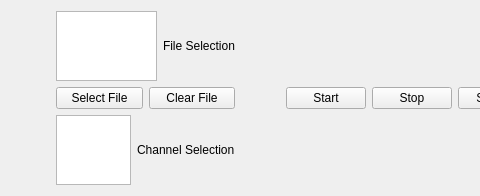
First picture: the form in src/gui/controller_ui.ui, repository rrfremen/frem-ecg-detector, before the edit; both pictures show x 0 to 480 and y 0 to 196 of the 800 by 196 pixel window.
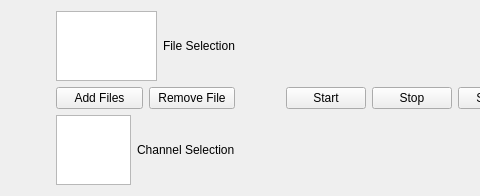
Second picture: the form after the edit.

```diff
--- a/src/gui/controller_ui.ui
+++ b/src/gui/controller_ui.ui
@@ -69,14 +69,14 @@
          <item>
           <widget class="QPushButton" name="pushButton_selectFile">
            <property name="text">
-            <string>Select File</string>
+            <string>Add Files</string>
            </property>
           </widget>
          </item>
          <item>
           <widget class="QPushButton" name="pushButton_clearSelection">
            <property name="text">
-            <string>Clear File</string>
+            <string>Remove File</string>
            </property>
           </widget>
          </item>
```
Left out of the diff: 4 changed lines with no effect on the pictures.
